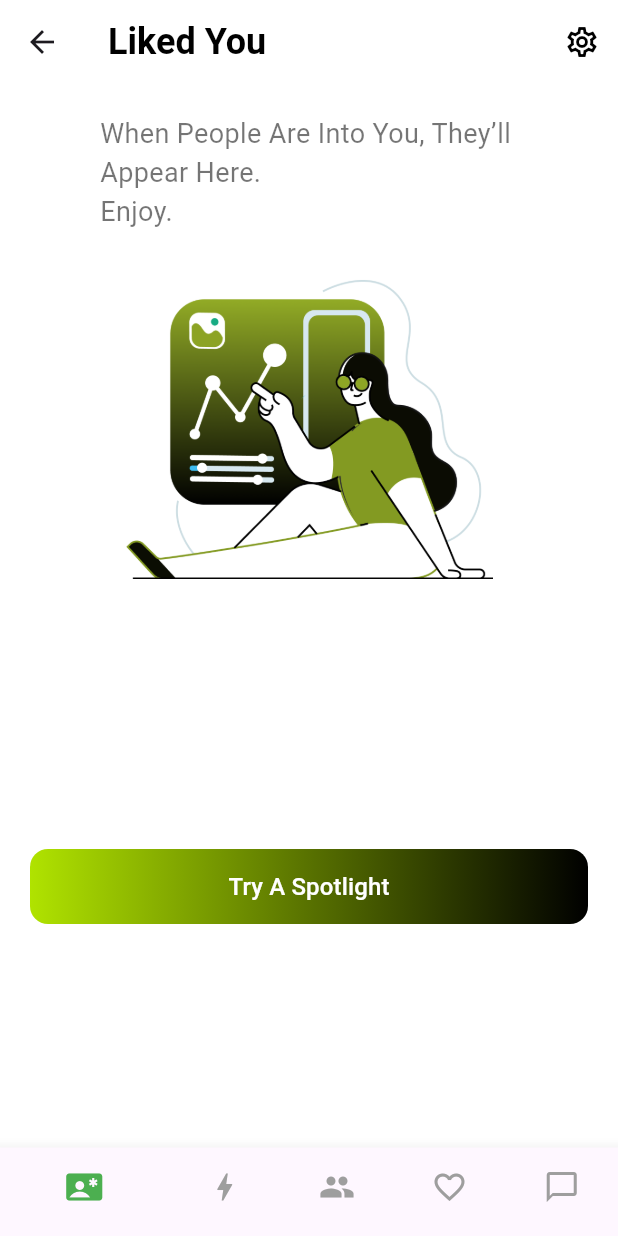
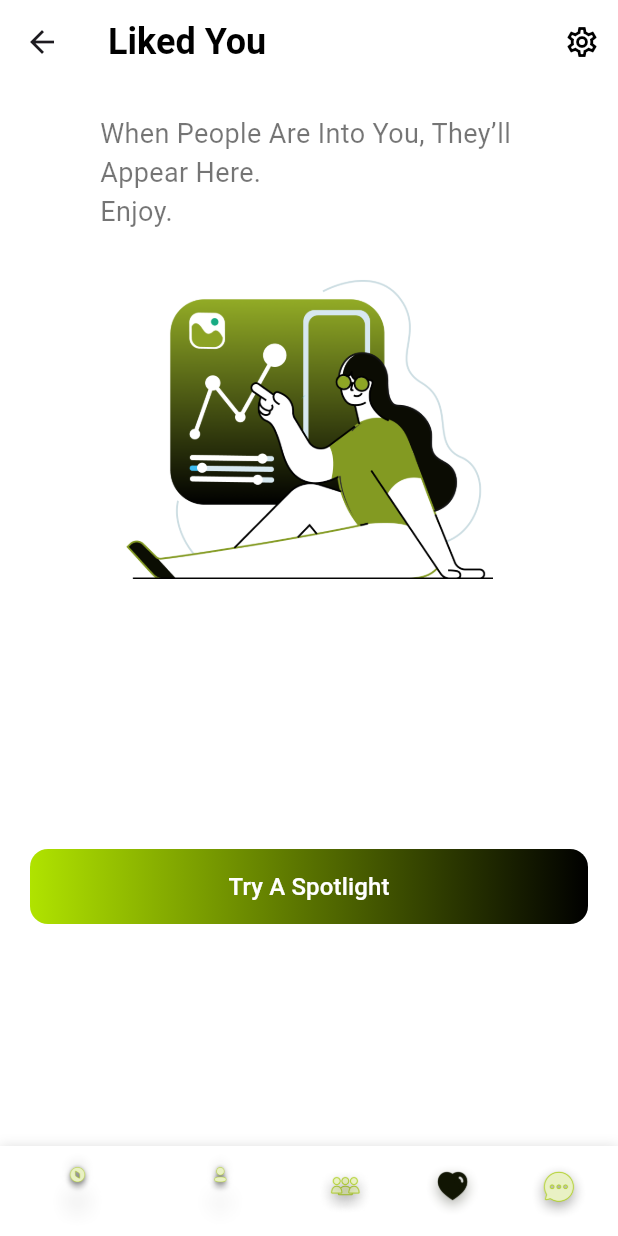
Before and after one commit to Seshadevi/dating_app, a Flutter app: the LikedYouScreen screen opened directly, on a phone screen of 412 x 824 dp. Run offline on Flutter 3.47's test engine with Material 3 defaults, Android fonts, the phone set to English and light mode, and no system bars; our stand-ins replace firebase_auth, firebase_core, flutter_riverpod, flutter_svg, geolocator, google_sign_in and 5 more; accounts and stored records are empty; network calls fail.

Commit message:
18.4 updated screens

```diff
--- a/lib/screens/addHeadlineScreen.dart
+++ b/lib/screens/addHeadlineScreen.dart
@@ -169,7 +169,7 @@ class _AddHeadlineScreenState extends State<AddHeadlineScreen> {
                 if (finalHeadline != null) ...[
                   SizedBox(height: screen.height * 0.03),
                   Text(
-                    "Your headline has been set to:\n\n“$finalHeadline”",
+                    "Your headline :\n\n“$finalHeadline”",
                     textAlign: TextAlign.center,
                     style: TextStyle(
                       fontSize: bodyFontSize,
--- a/lib/screens/profile_screens/chat_pay_Screen.dart
+++ b/lib/screens/profile_screens/chat_pay_Screen.dart
@@ -203,7 +203,7 @@ class MessagesScreen extends StatelessWidget {
           ),
         ],
       ),
-      bottomNavigationBar: const CustomBottomNavigationBar(),
+      bottomNavigationBar: const CustomBottomNavigationBar(currentIndex: 4,),
     );
   }
 }
--- a/lib/screens/profile_screens/discover_screen.dart
+++ b/lib/screens/profile_screens/discover_screen.dart
@@ -147,7 +147,7 @@ class DiscoverScreen extends StatelessWidget {
           ],
         ),
       ),
-      bottomNavigationBar: const CustomBottomNavigationBar(),
+      bottomNavigationBar: const CustomBottomNavigationBar(currentIndex: 1),
     );
   }
 
--- a/lib/screens/profile_screens/heartsync_screen.dart
+++ b/lib/screens/profile_screens/heartsync_screen.dart
@@ -265,7 +265,7 @@ class _MyHomePageState extends State<MyHeartsyncPage> {
           ),
         ),
       ),
-      bottomNavigationBar: const CustomBottomNavigationBar(),
+      bottomNavigationBar: const CustomBottomNavigationBar(currentIndex: 2),
     );
   }
 
--- a/lib/screens/profile_screens/liked_Screen.dart
+++ b/lib/screens/profile_screens/liked_Screen.dart
@@ -71,7 +71,7 @@ class LikedYouScreen extends StatelessWidget {
           ],
         ),
       ),
-      bottomNavigationBar: const CustomBottomNavigationBar(),
+      bottomNavigationBar: const CustomBottomNavigationBar(currentIndex: 3,),
     );
   }
 }
--- a/lib/screens/profile_screens/profile_bottomNavigationbar.dart
+++ b/lib/screens/profile_screens/profile_bottomNavigationbar.dart
@@ -1,80 +1,67 @@
-import 'package:dating/screens/profile_screens/chat_pay_Screen.dart';
-import 'package:dating/screens/profile_screens/discover_screen.dart';
-import 'package:dating/screens/profile_screens/heartsync_screen.dart';
-import 'package:dating/screens/profile_screens/liked_Screen.dart';
-import 'package:dating/screens/profile_screens/profile_screen.dart';
 import 'package:flutter/material.dart';
 
-class CustomBottomNavigationBar extends StatefulWidget {
-  const CustomBottomNavigationBar({Key? key}) : super(key: key);
+class CustomBottomNavigationBar extends StatelessWidget {
+  final int currentIndex;
 
-  @override
-  State<CustomBottomNavigationBar> createState() =>
-      _CustomBottomNavigationBarState();
-}
+  const CustomBottomNavigationBar({Key? key, required this.currentIndex})
+      : super(key: key);
 
-class _CustomBottomNavigationBarState extends State<CustomBottomNavigationBar> {
-  int _currentIndex = 0;
-
-  void _onTabTapped(int index) {
-    setState(() {
-      _currentIndex = index;
-    });
+  void _onTabTapped(BuildContext context, int index) {
+    if (index == currentIndex) return;
 
     switch (index) {
       case 0:
-        Navigator.pushReplacement(
-            context, MaterialPageRoute(builder: (context) => ProfileScreen()));
+        Navigator.pushReplacementNamed(context, 'profilescreen');
         break;
       case 1:
-        Navigator.pushReplacement(
-            context, MaterialPageRoute(builder: (context) => DiscoverScreen()));
+        Navigator.pushReplacementNamed(context, 'discoverscreen');
         break;
       case 2:
-        Navigator.pushReplacement(context,MaterialPageRoute(builder: (context)=>MyHeartsyncPage()));
+        Navigator.pushReplacementNamed(context, 'myheartsyncpage');
         break;
       case 3:
-       Navigator.push(
-            context, MaterialPageRoute(builder: (context) => LikedYouScreen()));
+        Navigator.pushReplacementNamed(context, 'likedyouscreen');
         break;
       case 4:
-        Navigator.pushReplacement(context,MaterialPageRoute(builder: (context)=>MessagesScreen()));
+        Navigator.pushReplacementNamed(context, 'messagescreen');
         break;
     }
   }
 
   @override
   Widget build(BuildContext context) {
-    return BottomNavigationBar(
-      currentIndex: _currentIndex,
-      onTap: _onTabTapped,
-      backgroundColor: Colors.white,
-      items: const [
-        BottomNavigationBarItem(
-          icon: Icon(Icons.contact_emergency),
-          label: '',
-        ),
-        BottomNavigationBarItem(
-          icon: Icon(Icons.bolt),
-          label: '',
-        ),
-        BottomNavigationBarItem(
-          icon: Icon(Icons.people),
-          label: '',
-        ),
-        BottomNavigationBarItem(
-          icon: Icon(Icons.favorite_border),
-          label: '',
-        ),
-        BottomNavigationBarItem(
-          icon: Icon(Icons.chat_bubble_outline),
-          label: '',
-        ),
-      ],
-      selectedItemColor: Colors.green,
-      unselectedItemColor: Colors.grey,
-      showSelectedLabels: false,
-      showUnselectedLabels: false,
+    return Container(
+      height: 60,
+      padding: const EdgeInsets.symmetric(horizontal: 4),
+      decoration: BoxDecoration(
+        color: Colors.white,
+        boxShadow: [
+          BoxShadow(color: Colors.black12, blurRadius: 6),
+        ],
+      ),
+      child: Row(
+        mainAxisAlignment: MainAxisAlignment.spaceAround,
+        children: [
+          _buildNavItem(context, 0, 'assets/campusnav.png', 64, 84),
+          _buildNavItem(context, 1, 'assets/profilenav.png', 64, 84),
+          _buildNavItem(context, 2, 'assets/peoplesnav.png', 40, 40),
+          _buildNavItem(context, 3, 'assets/heartnav.png', 40, 40),
+          _buildNavItem(context, 4, 'assets/chatnav.png', 40, 40),
+        ],
+      ),
+    );
+  }
+
+  Widget _buildNavItem(BuildContext context, int index, String assetPath, double width, double height) {
+    final isSelected = index == currentIndex;
+    return GestureDetector(
+      onTap: () => _onTabTapped(context, index),
+      child: Image.asset(
+        assetPath,
+        width: width,
+        height: height,
+        color: isSelected ? Color.fromARGB(255, 16, 20, 2) : null, // Optional tint for selected
+      ),
     );
   }
 }
--- a/lib/screens/profile_screens/profile_screen.dart
+++ b/lib/screens/profile_screens/profile_screen.dart
@@ -238,7 +238,7 @@ class _ProfileScreenState extends State<ProfileScreen> {
             ],
           ),
         ),
-        bottomNavigationBar: const CustomBottomNavigationBar(),
+        bottomNavigationBar: const CustomBottomNavigationBar(currentIndex: 0),
       ),
     );
   }
```
Also changed, not shown: lib/main.dart (+13 -0 lines), assets/campusnav.png (added), assets/chatnav.png (added), assets/heartnav.png (added), assets/peoplesnav.png (added), assets/profilenav.png (added).
